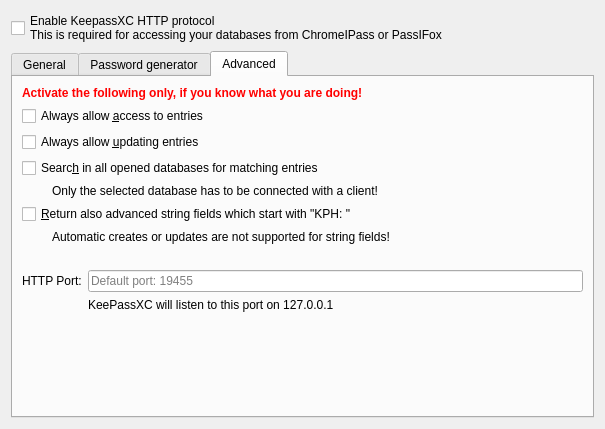
Old version of the form src/http/OptionDialog.ui in the repository keepassxreboot/keepassxc.
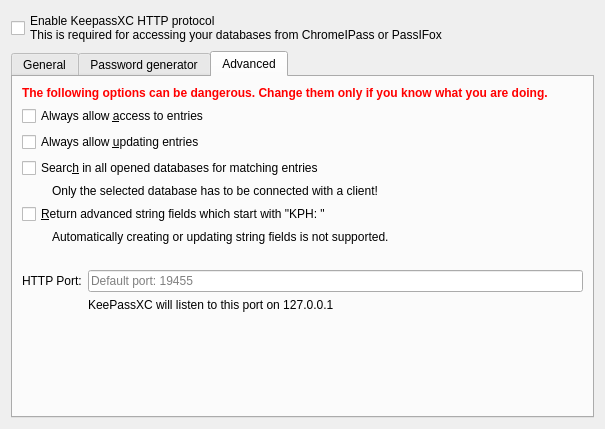
New version of the form. The open tabs and pages were chosen to show the change. Custom widgets are drawn as their Qt base class.

Commit message: Update text in HTTP settings and a hard-to-translate command line hint

The edit to the form file:
```diff
--- a/src/http/OptionDialog.ui
+++ b/src/http/OptionDialog.ui
@@ -148,7 +148,7 @@
           <string notr="true">color: rgb(255, 0, 0);</string>
          </property>
          <property name="text">
-          <string>Activate the following only, if you know what you are doing!</string>
+          <string>The following options can be dangerous. Change them only if you know what you are doing.</string>
          </property>
         </widget>
        </item>
@@ -186,14 +186,14 @@
        <item>
         <widget class="QCheckBox" name="supportKphFields">
          <property name="text">
-          <string>&amp;Return also advanced string fields which start with &quot;KPH: &quot;</string>
+          <string>&amp;Return advanced string fields which start with &quot;KPH: &quot;</string>
          </property>
         </widget>
        </item>
        <item>
         <widget class="QLabel" name="label_2">
          <property name="text">
-          <string>Automatic creates or updates are not supported for string fields!</string>
+          <string>Automatically creating or updating string fields is not supported.</string>
          </property>
          <property name="indent">
           <number>30</number>
```
Left out of the diff: 4 changed lines with no effect on the pictures. The commit also changes 2 other files.
